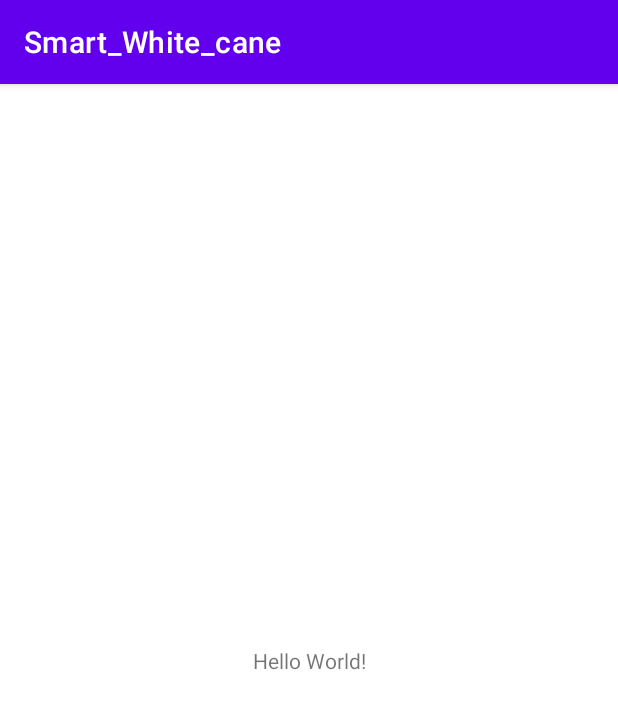
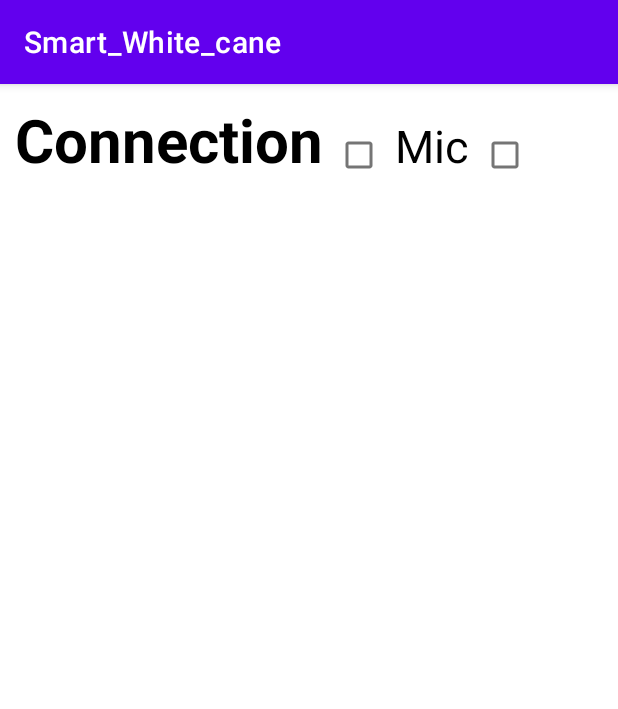
Before and after one commit to Rure00/Capstone_Project, an Android app: the screen it shows after launch (MainActivity), on a phone screen of 412 x 824 dp. Shown: the top 709 px of the screen. Run offline under Robolectric (Android 15) with nearby library versions, the phone set to English and light mode, and no system bars.

Commit message:
main_layout 작업

```diff
--- a/Development/Smart_White_Cane/app/src/main/res/layout/activity_main.xml
+++ b/Development/Smart_White_Cane/app/src/main/res/layout/activity_main.xml
@@ -1,18 +1,42 @@
 <?xml version="1.0" encoding="utf-8"?>
-<androidx.constraintlayout.widget.ConstraintLayout xmlns:android="http://schemas.android.com/apk/res/android"
+<LinearLayout xmlns:android="http://schemas.android.com/apk/res/android"
     xmlns:app="http://schemas.android.com/apk/res-auto"
     xmlns:tools="http://schemas.android.com/tools"
     android:layout_width="match_parent"
     android:layout_height="match_parent"
-    tools:context=".activities.MainActivity">
+    tools:context=".activities.MainActivity"
+    android:orientation="vertical">
 
-    <TextView
+    <LinearLayout
         android:layout_width="wrap_content"
         android:layout_height="wrap_content"
-        android:text="Hello World!"
-        app:layout_constraintBottom_toBottomOf="parent"
-        app:layout_constraintEnd_toEndOf="parent"
-        app:layout_constraintStart_toStartOf="parent"
-        app:layout_constraintTop_toTopOf="parent" />
+        android:orientation="horizontal"
+        android:layout_margin="10dp">
 
-</androidx.constraintlayout.widget.ConstraintLayout>
+        <TextView
+            android:layout_width="wrap_content"
+            android:layout_height="wrap_content"
+            android:text="Connection"
+            android:textSize="40dp"
+            android:textColor="@color/black"
+            android:textStyle="bold"/>
+        <CheckBox
+            android:layout_width="match_parent"
+            android:layout_height="wrap_content" />
+
+        <TextView
+            android:layout_width="wrap_content"
+            android:layout_height="wrap_content"
+            android:text="Mic"
+            android:textSize="30dp"
+            android:textColor="@color/black"
+            />
+        <CheckBox
+            android:layout_width="match_parent"
+            android:layout_height="wrap_content" />
+    </LinearLayout>
+
+
+
+
+</LinearLayout>
```
